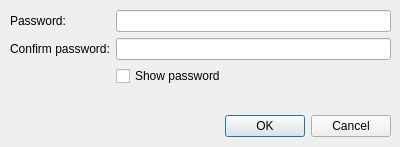
The window that editor/changepassworddialog.ui (Shcherbich/QLdapEditor) describes before a commit, drawn with Qt 5.
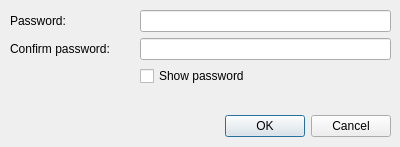
The same window after the commit.

Commit message: small fix of Change password dialog UI

Patch:
```diff
--- a/editor/changepassworddialog.ui
+++ b/editor/changepassworddialog.ui
@@ -56,12 +56,18 @@
      <x>10</x>
      <y>10</y>
      <width>381</width>
-     <height>91</height>
+     <height>96</height>
     </rect>
    </property>
    <layout class="QFormLayout" name="formLayout">
     <item row="0" column="0">
      <widget class="QLabel" name="label">
+      <property name="minimumSize">
+       <size>
+        <width>124</width>
+        <height>0</height>
+       </size>
+      </property>
       <property name="text">
        <string>Password:</string>
       </property>
@@ -69,6 +75,12 @@
     </item>
     <item row="1" column="0">
      <widget class="QLabel" name="label_2">
+      <property name="minimumSize">
+       <size>
+        <width>124</width>
+        <height>0</height>
+       </size>
+      </property>
       <property name="text">
        <string>Confirm password:</string>
       </property>
```
Left out of the diff: 2 changed lines with no effect on the pictures.
